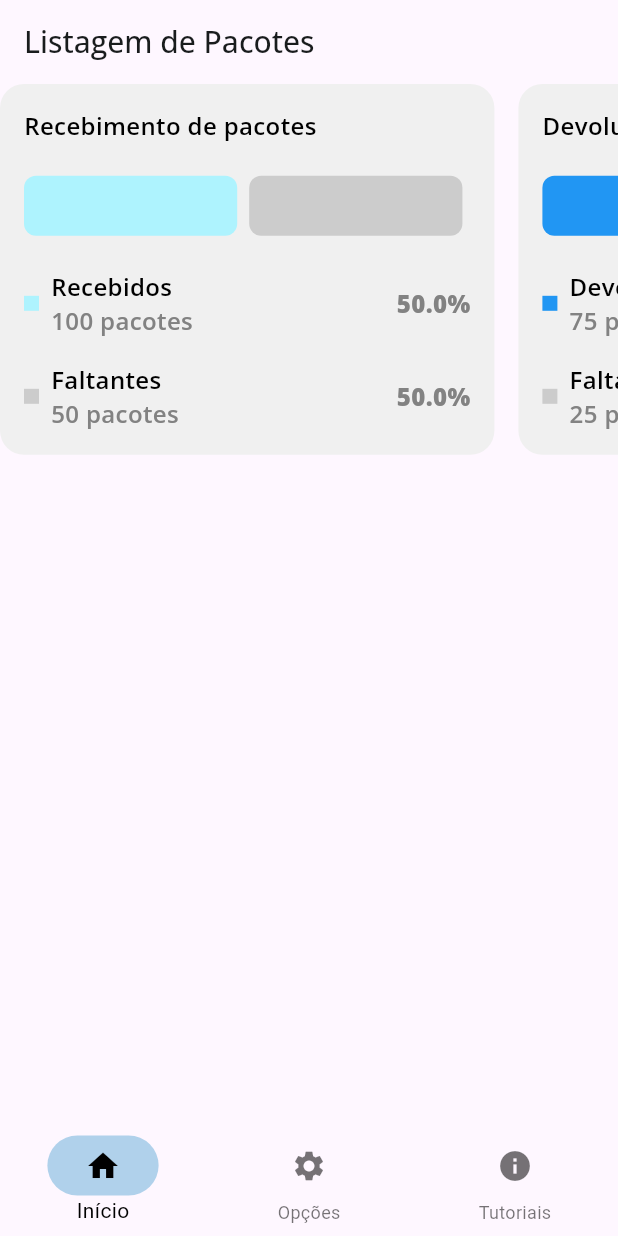
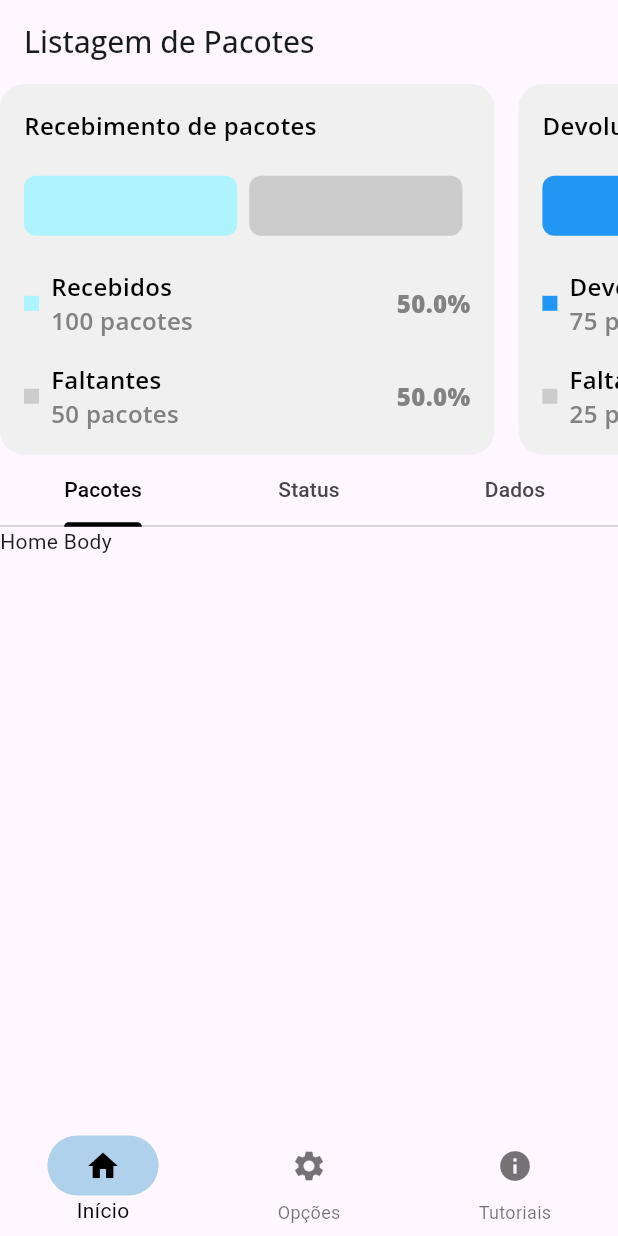
Before and after one commit to fdaniel13/caed_desafio_tecnico, a Flutter app: the screen it shows after launch, on a phone screen of 412 x 824 dp. Run offline on Flutter 3.47's test engine with Material 3 defaults, Android fonts, the phone set to English and light mode, and no system bars; our stand-ins replace dio, flutter_modular, flutter_svg, google_fonts, shared_preferences.

Commit message:
adicionando tabview

```diff
--- a/lib/src/package_list/package_list_widget.dart
+++ b/lib/src/package_list/package_list_widget.dart
@@ -54,7 +54,7 @@ class _PackageListWidgetState extends State<PackageListWidget> {
       body: Container(
         child: Column(
           children: [
-            Container(
+            SizedBox(
               width: MediaQuery.of(context).size.width,
               height: MediaQuery.of(context).size.height * 0.3,
               child: ListView(
@@ -75,7 +75,44 @@ class _PackageListWidgetState extends State<PackageListWidget> {
                   ),
                 ],
               ),
-            )
+            ),
+            Expanded(
+              child: DefaultTabController(
+                length: 3,
+                child: Column(
+                  children: [
+                    const TabBar(
+                      indicatorColor: Colors.black,
+                      labelColor: Colors.black,
+                      tabs: [
+                        Tab(
+                          text: "Pacotes",
+                        ),
+                        Tab(
+                          text: "Status",
+                        ),
+                        Tab(
+                          text: "Dados",
+                        ),
+                      ],
+                    ),
+                    Expanded(
+                      child: TabBarView(children: [
+                        Container(
+                          child: Text("Home Body"),
+                        ),
+                        Container(
+                          child: Text("Articles Body"),
+                        ),
+                        Container(
+                          child: Text("User Body"),
+                        )
+                      ]),
+                    )
+                  ],
+                ),
+              ),
+            ),
           ],
         ),
       ),
```
